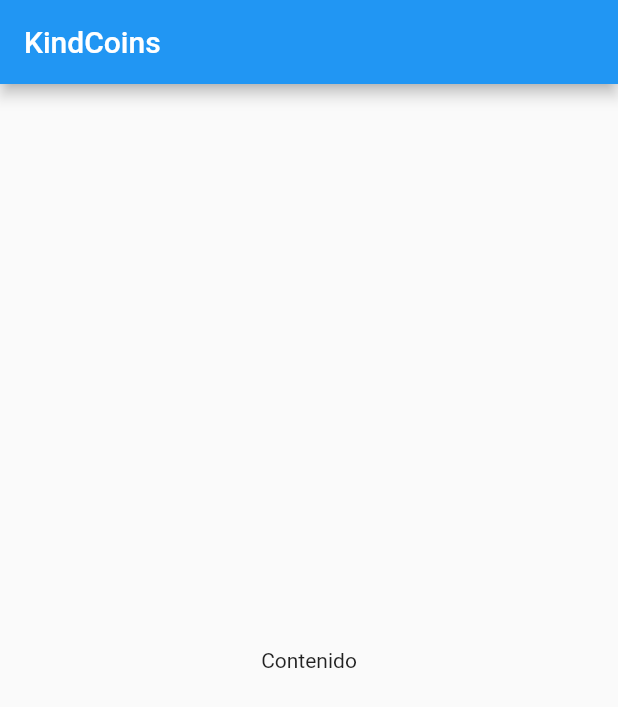
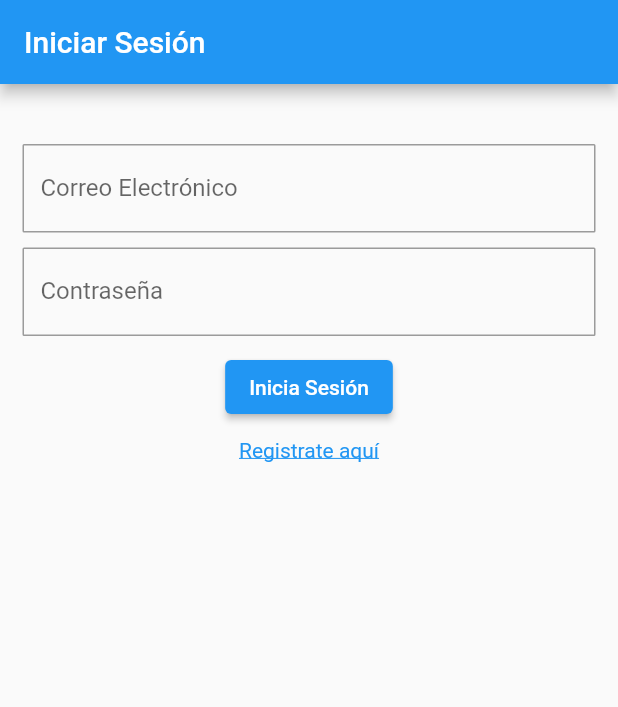
Before and after one commit to CC238-202302-WS61-GRUPO01/KindCoins-MobileApp, a Flutter app: the screen it shows after launch, on a phone screen of 412 x 824 dp. Shown: the top 707 px of the screen. Run offline on Flutter 3.47's test engine with Material 2 defaults, Android fonts, the phone set to English and light mode, and no system bars.

```diff
--- a/kindcoins/lib/main.dart
+++ b/kindcoins/lib/main.dart
@@ -1,5 +1,4 @@
 import 'package:flutter/material.dart';
-
 
 void main() => runApp(MyApp());
 
@@ -10,7 +9,7 @@ class MyApp extends StatelessWidget {
   Widget build(BuildContext context) {
     return MaterialApp(
       title: "Kind Coins",
-      home: Inicio(),
+      home: ValidarForm(),
     );
   }
 }
@@ -32,6 +31,91 @@ class _InicioState extends State<Inicio> {
         body: Center(
           child: Text("Contenido"),
         ));
+  }
+}
+
+class ValidarForm extends StatefulWidget {
+  const ValidarForm({super.key});
+
+  @override
+  State<ValidarForm> createState() => _LoginForm();
+}
+
+class _LoginForm extends State<ValidarForm> {
+  TextEditingController emailController = TextEditingController();
+  TextEditingController passwordController = TextEditingController();
+
+  @override
+  Widget build(BuildContext context) {
+    return Scaffold(
+        appBar: AppBar(
+          title: const Text("Iniciar Sesión"),
+        ),
+        body: Center(
+            child: Container(
+          padding: EdgeInsets.all(15),
+          child: Form(
+            child: Column(children: <Widget>[
+              SizedBox(height: 25),
+              TextFormField(
+                controller: emailController,
+                validator: (value) {
+                  if (value!.isEmpty) {
+                    return "Obligatorio";
+                  }
+                  return null;
+                },
+                decoration: InputDecoration(
+                    labelText: "Correo Electrónico",
+                    border: OutlineInputBorder(
+                        borderRadius: BorderRadius.all(Radius.circular(1))),
+                    hintText: 'Ingresa tu correo electrónico'),
+              ),
+              SizedBox(height: 10),
+              TextFormField(
+                controller: passwordController,
+                validator: (value) {
+                  if (value!.isEmpty) {
+                    return "Obligatorio";
+                  }
+                  return null;
+                },
+                decoration: InputDecoration(
+                    labelText: "Contraseña",
+                    border: OutlineInputBorder(
+                        borderRadius: BorderRadius.all(Radius.circular(1))),
+                    hintText: 'Ingresa tu contraseña'),
+              ),
+              SizedBox(height: 10),
+              ElevatedButton(
+                  onPressed: () {
+                    Navigator.push(
+                      context,
+                      MaterialPageRoute(builder: (context) => RegistroA()),
+                    );
+                  },
+                  child: const Text('Inicia Sesión')),
+              SizedBox(height: 10),
+              InkWell(
+                onTap: () {
+                  // Acción al presionar "Ingresa aquí"
+                  Navigator.push(
+                    context,
+                    MaterialPageRoute(builder: (context) => RegistroA()),
+                  );
+                },
+                child: Text(
+                  'Registrate aquí',
+                  style: TextStyle(
+                    color:
+                        Colors.blue, // Puedes cambiar el color según tu diseño
+                    decoration: TextDecoration.underline,
+                  ),
+                ),
+              ),
+            ]),
+          ),
+        )));
   }
 }
 
@@ -157,8 +241,7 @@ class _RegistroBState extends State<RegistroB> {
         context: context,
         initialDate: DateTime.now(),
         firstDate: DateTime(1900),
-        lastDate: DateTime(2015)
-    );
+        lastDate: DateTime(2015));
   }
 
   @override
@@ -221,20 +304,18 @@ class _RegistroBState extends State<RegistroB> {
                     ),
                     ElevatedButton(
                         child: Text("Elija la fecha"),
-                        onPressed: () async{
+                        onPressed: () async {
                           final DateTime? dateTime = await showDatePicker(
                               context: context,
                               initialDate: selectedDate,
                               firstDate: DateTime(1900),
-                              lastDate: DateTime(2050)
-                          );
-                          if (dateTime != null){
+                              lastDate: DateTime(2050));
+                          if (dateTime != null) {
                             setState(() {
                               selectedDate = dateTime;
                             });
                           }
-                        }
-                    ),
+                        }),
                     const SizedBox(
                       height: 20,
                     ),
@@ -243,23 +324,17 @@ class _RegistroBState extends State<RegistroB> {
                       height: 10,
                     ),
                     DropdownButton<String>(
-                      items: const[
+                      items: const [
                         DropdownMenuItem(
-                            value: 'No binario',
-                            child: Text('no binario')
-                        ),
+                            value: 'No binario', child: Text('no binario')),
                         DropdownMenuItem(
-                            value: 'Masculino',
-                            child: Text('Masculino')
-                        ),
+                            value: 'Masculino', child: Text('Masculino')),
                         DropdownMenuItem(
-                            value: 'Femenino',
-                            child: Text('Femenino')
-                        )
+                            value: 'Femenino', child: Text('Femenino'))
                       ],
-                      onChanged: (String? newValue){
+                      onChanged: (String? newValue) {
                         setState(() {
-                          genderValue=newValue!;
+                          genderValue = newValue!;
                         });
                       },
                     ),
```
